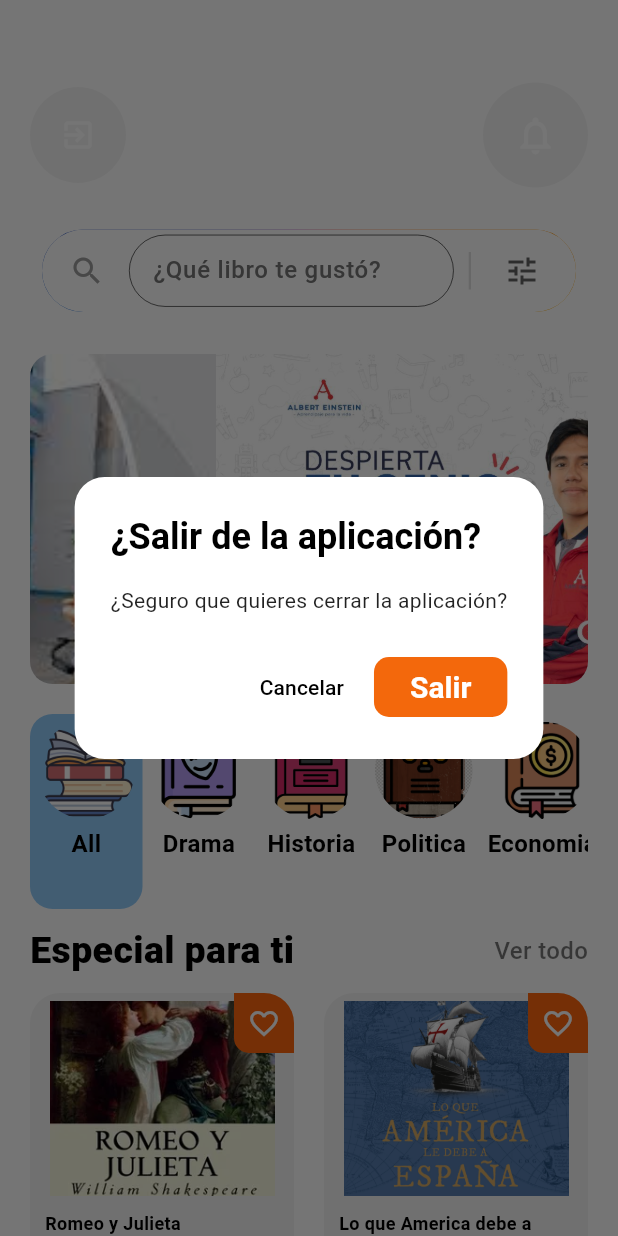
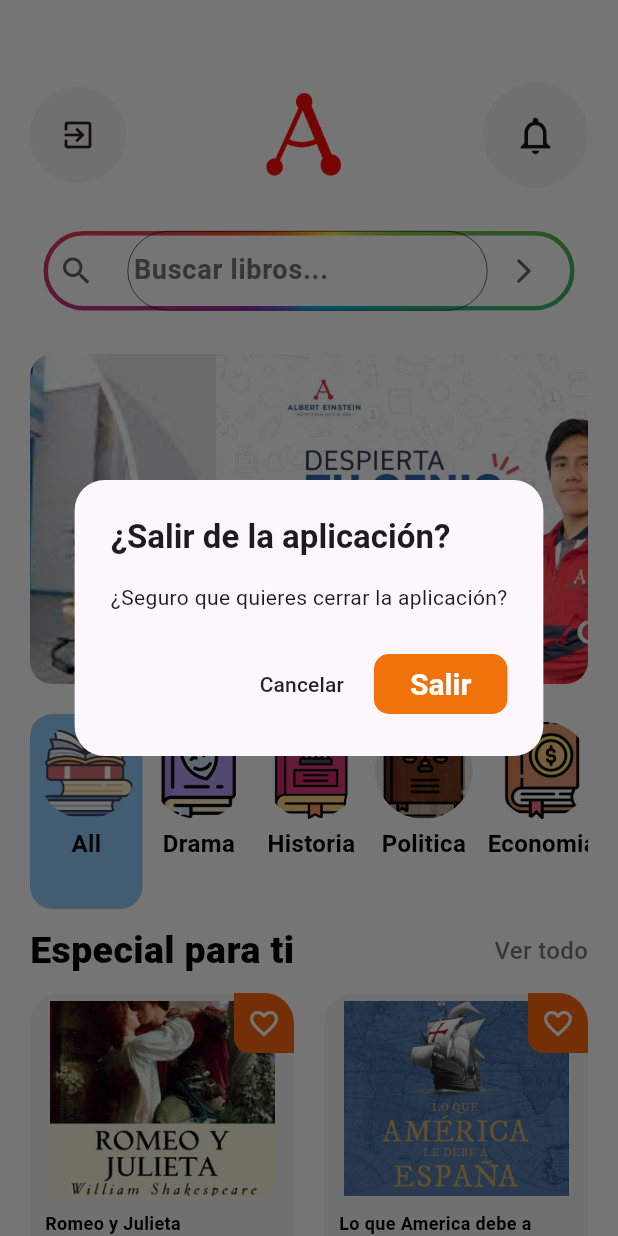
Before and after one commit to luis13031998/AmazonIA, a Flutter app: the HomeScreen screen opened directly, after a tap on the "exit to app" icon, on a phone screen of 412 x 824 dp. Run offline on Flutter 3.47's test engine with Material 3 defaults, Android fonts, the light colour scheme and no system bars; our stand-ins replace cloud_firestore, dartz, firebase_auth, firebase_core, flutter_bloc, flutter_svg and 2 more; missing offline and left inert: flutter_stripe; accounts and stored records are empty; Roboto replaces fonts that are missing (Satoshi).

Commit message:
actualizado 93%

```diff
--- a/lib/screen/Home/Widget/home_app_bar.dart
+++ b/lib/screen/Home/Widget/home_app_bar.dart
@@ -1,4 +1,4 @@
-import 'dart:io'; // 👈 necesario para exit(0)
+import 'dart:io';
 import 'package:flutter/material.dart';
 import '../../../constants.dart';
 
@@ -7,62 +7,55 @@ class CustomAppBar extends StatelessWidget {
 
   @override
   Widget build(BuildContext context) {
-    // Detecta si está en Dark Mode
-    final isDarkMode = Theme.of(context).brightness == Brightness.dark;
+    final theme = Theme.of(context);
+    final isDarkMode = theme.brightness == Brightness.dark;
 
     return Row(
       mainAxisAlignment: MainAxisAlignment.spaceBetween,
       children: [
+        // Botón de salida
         IconButton(
           style: IconButton.styleFrom(
             backgroundColor: isDarkMode ? Colors.grey[850] : kcontentColor,
             padding: const EdgeInsets.all(20),
           ),
           onPressed: () {
-            // Mostramos alerta de confirmación al salir
             showDialog(
               context: context,
               builder: (BuildContext context) {
                 return AlertDialog(
-                  backgroundColor: isDarkMode ? Colors.grey[900] : Colors.white,
+                  backgroundColor: theme.dialogBackgroundColor,
                   shape: RoundedRectangleBorder(
                     borderRadius: BorderRadius.circular(20),
                   ),
                   title: Text(
                     "¿Salir de la aplicación?",
-                    style: TextStyle(
-                      color: isDarkMode ? Colors.white : Colors.black,
+                    style: theme.textTheme.titleLarge?.copyWith(
                       fontWeight: FontWeight.bold,
                     ),
                   ),
                   content: Text(
                     "¿Seguro que quieres cerrar la aplicación?",
-                    style: TextStyle(
-                      color: isDarkMode ? Colors.white70 : Colors.black87,
-                    ),
+                    style: theme.textTheme.bodyMedium,
                   ),
                   actions: [
                     TextButton(
-                      onPressed: () {
-                        Navigator.of(context).pop(); // Cierra el diálogo
-                      },
+                      onPressed: () => Navigator.of(context).pop(),
                       child: Text(
                         "Cancelar",
                         style: TextStyle(
-                          color: isDarkMode ? Colors.grey[400] : Colors.black,
+                          color: isDarkMode ? Colors.grey[300] : Colors.black87,
                         ),
                       ),
                     ),
                     ElevatedButton(
                       style: ElevatedButton.styleFrom(
-                        backgroundColor: const Color.fromARGB(255, 243, 104, 12),
+                        backgroundColor: const Color.fromARGB(255, 241, 114, 10),
                         shape: RoundedRectangleBorder(
                           borderRadius: BorderRadius.circular(10),
                         ),
                       ),
-                      onPressed: () {
-                        exit(0); // 👈 Cierra la aplicación
-                      },
+                      onPressed: () => exit(0),
                       child: const Text(
                         "Salir",
                         style: TextStyle(color: Colors.white),
@@ -75,9 +68,24 @@ class CustomAppBar extends StatelessWidget {
           },
           icon: Icon(
             Icons.exit_to_app,
-            color: isDarkMode ? Colors.grey[300] : Colors.white,
+            color: isDarkMode
+                ? Colors.grey[300]
+                : const Color.fromARGB(255, 42, 30, 30),
           ),
         ),
+
+        // Logo en el centro
+        Expanded(
+          child: Center(
+            child: Image.asset(
+              "assets/images/logoinicial.png", // 👈 tu logo aquí
+              height: 60,
+              fit: BoxFit.contain,
+            ),
+          ),
+        ),
+
+        // Botón de notificaciones
         IconButton(
           style: IconButton.styleFrom(
             backgroundColor: isDarkMode ? Colors.grey[850] : kcontentColor,
@@ -87,7 +95,9 @@ class CustomAppBar extends StatelessWidget {
           iconSize: 30,
           icon: Icon(
             Icons.notifications_outlined,
-            color: isDarkMode ? Colors.grey[300] : Colors.white,
+            color: isDarkMode
+                ? Colors.grey[300]
+                : const Color.fromRGBO(24, 20, 20, 1),
           ),
         ),
       ],
--- a/lib/screen/Home/Widget/search_bar.dart
+++ b/lib/screen/Home/Widget/search_bar.dart
@@ -1,6 +1,5 @@
 import 'package:flutter/material.dart';
-import 'package:spotifymusic_app/IAllamaService.dart';
-import 'package:spotifymusic_app/models/product_model.dart'; // Assuming `all` and `Producto` are defined here
+import 'package:spotifymusic_app/models/product_model.dart';
 
 class MySearchBAR extends StatefulWidget {
   const MySearchBAR({super.key});
@@ -21,7 +20,7 @@ class _MySearchBARState extends State<MySearchBAR>
     super.initState();
     _animationController = AnimationController(
       vsync: this,
-      duration: const Duration(seconds: 4),
+      duration: const Duration(seconds: 6),
     )..repeat();
   }
 
@@ -32,6 +31,7 @@ class _MySearchBARState extends State<MySearchBAR>
     super.dispose();
   }
 
+  /// 🔎 Busca libros en la lista local `all`
   List<Producto> _buscarLibrosLocales(String query) {
     return all
         .where((producto) =>
@@ -39,26 +39,24 @@ class _MySearchBARState extends State<MySearchBAR>
         .toList();
   }
 
-  void _searchWithAI() async {
+  void _search() {
     final query = _controller.text.trim();
     if (query.isEmpty) return;
 
-    setState(() {
-      _isLoading = true;
-    });
+    setState(() => _isLoading = true);
 
     final librosEncontrados = _buscarLibrosLocales(query);
 
-    if (librosEncontrados.isNotEmpty) {
     if (!mounted) return;
     showDialog(
       context: context,
       builder: (dialogContext) => AlertDialog(
-          title: const Text("Libros encontrados"),
+        title: const Text("Resultados de búsqueda"),
         content: SizedBox(
           height: 200,
           width: 300,
-            child: ListView.builder(
+          child: librosEncontrados.isNotEmpty
+              ? ListView.builder(
                   itemCount: librosEncontrados.length,
                   itemBuilder: (context, index) {
                     final libro = librosEncontrados[index];
@@ -68,6 +66,9 @@ class _MySearchBARState extends State<MySearchBAR>
                       subtitle: Text(libro.seller),
                     );
                   },
+                )
+              : const Center(
+                  child: Text("No se encontraron libros."),
                 ),
         ),
         actions: [
@@ -78,52 +79,12 @@ class _MySearchBARState extends State<MySearchBAR>
         ],
       ),
     );
-    }
 
-    try {
-      final result = await LlamaService()
-          .generateText("Recomiéndame un libro similar a: $query");
-
-      if (!mounted) return;
-      showDialog(
-        context: context,
-        builder: (dialogContext) => AlertDialog(
-          title: const Text("Recomendación de Libro IA"),
-          content: Text(result),
-          actions: [
-            TextButton(
-              onPressed: () => Navigator.pop(dialogContext),
-              child: const Text("Cerrar"),
-            ),
-          ],
-        ),
-      );
-    } catch (e) {
-      print("Error con IA: $e");
-      if (!mounted) return;
-      showDialog(
-        context: context,
-        builder: (dialogContext) => AlertDialog(
-          title: const Text("Error"),
-          content: Text("No se pudo obtener la recomendación de IA: $e"),
-          actions: [
-            TextButton(
-              onPressed: () => Navigator.pop(dialogContext),
-              child: const Text("Cerrar"),
-            ),
-          ],
-        ),
-      );
-    } finally {
-      setState(() {
-        _isLoading = false;
-      });
-    }
+    setState(() => _isLoading = false);
   }
 
   @override
   Widget build(BuildContext context) {
-    // Detecta si el tema es oscuro
     final isDarkMode = Theme.of(context).brightness == Brightness.dark;
 
     return Padding(
@@ -131,63 +92,49 @@ class _MySearchBARState extends State<MySearchBAR>
       child: AnimatedBuilder(
         animation: _animationController,
         builder: (context, child) {
-          return CustomPaint(
-            painter: _RainbowBorderPainter(
-              animationValue: _animationController.value,
-            ),
-            child: Container(
+          return Container(
             height: 55,
             decoration: BoxDecoration(
               borderRadius: BorderRadius.circular(30),
-                color: isDarkMode ? Colors.grey[900] : Colors.white,
+              color: isDarkMode ? Colors.black : Colors.white,
+              border: Border.all(
+                width: 1,
+                color: Colors.transparent,
               ),
-              padding: const EdgeInsets.symmetric(horizontal: 12),
+              gradient: null,
+            ),
+            child: CustomPaint(
+              painter: _ModernRGBBorderPainter(
+                animationValue: _animationController.value,
+                borderRadius: 30,
+              ),
+              child: Padding(
+                padding: const EdgeInsets.symmetric(horizontal: 10),
                 child: Row(
                   children: [
-                  Container(
-                    decoration: BoxDecoration(
-                      color: isDarkMode ? Colors.grey[850] : Colors.white,
-                      shape: BoxShape.circle,
-                    ),
-                    padding: const EdgeInsets.all(6),
-                    child: Icon(
-                      Icons.search,
-                      color: isDarkMode ? Colors.grey[400] : Colors.grey,
-                      size: 24,
-                    ),
-                  ),
-                  const SizedBox(width: 10),
+                    Icon(Icons.search,
+                        color:
+                            isDarkMode ? Colors.grey[300] : Colors.grey[700]),
+                    const SizedBox(width: 22),
                     Expanded(
   child: TextField(
     controller: _controller,
     style: TextStyle(
-                        fontSize: 16,
-                        color: isDarkMode ? Colors.white : Colors.black87,
+      fontSize: 18,
+      color: isDarkMode ? Colors.white : Colors.grey.shade800,
     ),
-                      onSubmitted: (_) => _searchWithAI(),
+    onSubmitted: (_) => _search(),
     decoration: InputDecoration(
-                        hintText: "¿Qué libro te gustó?",
+      hintText: "Buscar libros...",
       hintStyle: TextStyle(
-                          color:
-                              isDarkMode ? Colors.grey[500] : Colors.grey[600],
-                          fontWeight: FontWeight.w500,
+        color: isDarkMode ? Colors.grey[500] : Colors.grey[600],
+        fontWeight: FontWeight.w600,
       ),
       border: InputBorder.none,
-                        isDense: true,
-                        contentPadding: const EdgeInsets.symmetric(
-                          vertical: 12,
-                          horizontal: 12,
+      contentPadding: const EdgeInsets.symmetric(vertical: 15), // 🔥 centra verticalmente
     ),
   ),
 ),
-                  ),
-                  const SizedBox(width: 10),
-                  Container(
-                    height: 25,
-                    width: 1.5,
-                    color: isDarkMode ? Colors.grey[700] : Colors.grey[300],
-                  ),
-                  const SizedBox(width: 10),
                     _isLoading
                         ? const SizedBox(
                             height: 24,
@@ -196,13 +143,16 @@ class _MySearchBARState extends State<MySearchBAR>
                           )
                         : IconButton(
                             icon: Icon(
-                            Icons.tune,
-                            color:
-                                isDarkMode ? Colors.grey[400] : Colors.grey[700],
+                              Icons.arrow_forward_ios_rounded,
+                              size: 20,
+                              color: isDarkMode
+                                  ? Colors.grey[300]
+                                  : Colors.grey[700],
                             ),
-                          onPressed: _searchWithAI,
+                            onPressed: _search,
                           ),
                   ],
+                ),
               ),
             ),
           );
@@ -212,26 +162,31 @@ class _MySearchBARState extends State<MySearchBAR>
   }
 }
 
-class _RainbowBorderPainter extends CustomPainter {
+/// 🎨 Borde RGB moderno animado
+class _ModernRGBBorderPainter extends CustomPainter {
   final double animationValue;
+  final double borderRadius;
 
-  _RainbowBorderPainter({required this.animationValue});
+  _ModernRGBBorderPainter({
+    required this.animationValue,
+    required this.borderRadius,
+  });
 
   @override
   void paint(Canvas canvas, Size size) {
     final rect = Offset.zero & size;
+
     final gradient = SweepGradient(
-      startAngle: 0.0,
+      startAngle: 0,
       endAngle: 6.28319,
-      tileMode: TileMode.repeated,
       transform: GradientRotation(animationValue * 6.28319),
       colors: const [
         Colors.red,
         Colors.orange,
         Colors.yellow,
         Colors.green,
+        Colors.cyan,
         Colors.blue,
-        Colors.indigo,
         Colors.purple,
         Colors.red,
       ],
@@ -240,17 +195,17 @@ class _RainbowBorderPainter extends CustomPainter {
     final paint = Paint()
       ..shader = gradient.createShader(rect)
       ..style = PaintingStyle.stroke
-      ..strokeWidth = 4;
+      ..strokeWidth = 3;
 
     final rrect = RRect.fromRectAndRadius(
-      rect.deflate(2),
-      const Radius.circular(30),
+      rect.deflate(1.5),
+      Radius.circular(borderRadius),
     );
 
     canvas.drawRRect(rrect, paint);
   }
 
   @override
-  bool shouldRepaint(covariant _RainbowBorderPainter oldDelegate) =>
+  bool shouldRepaint(covariant _ModernRGBBorderPainter oldDelegate) =>
       oldDelegate.animationValue != animationValue;
 }
```
Also changed, not shown: assets/images/logoinicial.png (added). Lines whose indentation alone changed are shown as unchanged.
